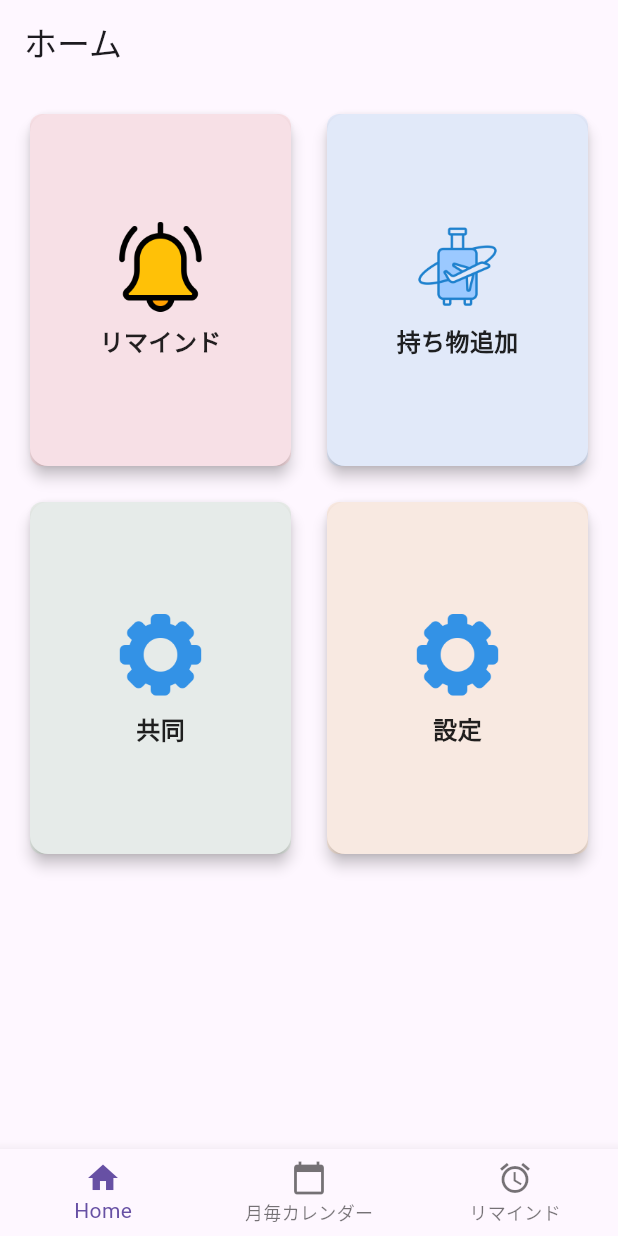
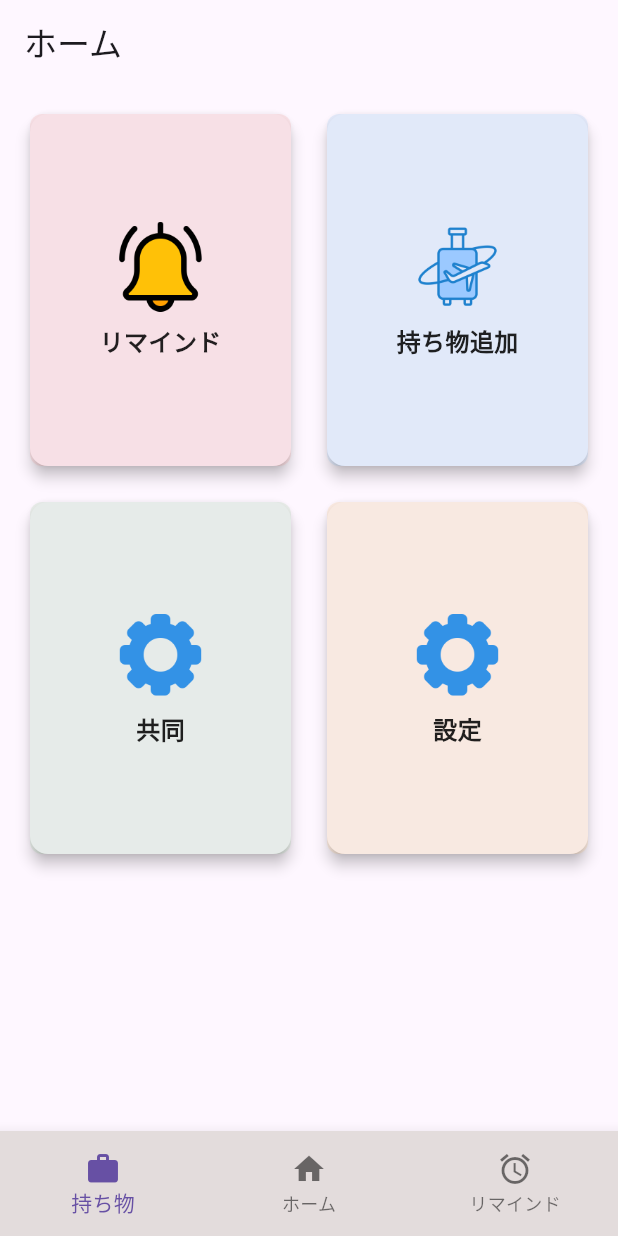
Before and after one commit to y08416/wasure-mobile, a Flutter app: the HomePage screen opened directly, on a phone screen of 412 x 824 dp. Run offline on Flutter 3.47's test engine with Material 3 defaults, Android fonts, the phone set to English and light mode, and no system bars; our stand-ins replace flutter_local_notifications, lucide_icons, supabase_flutter, timezone; missing offline and left inert: your_app_name; accounts and stored records are empty.

Commit message:
fotterのへんこう

```diff
--- a/lib/feature/home/home_page.dart
+++ b/lib/feature/home/home_page.dart
@@ -106,15 +106,17 @@ class _HomePageState extends State<HomePage> {
         title: Text(widget.title),
       ),
       body: _buildHomeContent(), // 直接_buildHomeContent()を呼び出す
-      bottomNavigationBar: BottomNavigationBar(
+      bottomNavigationBar: Container(
+        height: 70,
+        child:BottomNavigationBar(
         items: const <BottomNavigationBarItem>[
           BottomNavigationBarItem(
+            icon: Icon(Icons.work),
+            label: '持ち物',
+          ),
+           BottomNavigationBarItem(
             icon: Icon(Icons.home),
-            label: 'Home',
-          ),
-          BottomNavigationBarItem(
-            icon: Icon(Icons.calendar_today),
-            label: '月毎カレンダー',
+            label: 'ホーム',
           ),
           BottomNavigationBarItem(
             icon: Icon(Icons.alarm),
@@ -123,6 +125,8 @@ class _HomePageState extends State<HomePage> {
         ],
         currentIndex: _selectedIndex,
         onTap: _onItemTapped,
+        backgroundColor:Color(0xFFE3DCDC),//背景色
+      ),
       ),
     );
   }
```
